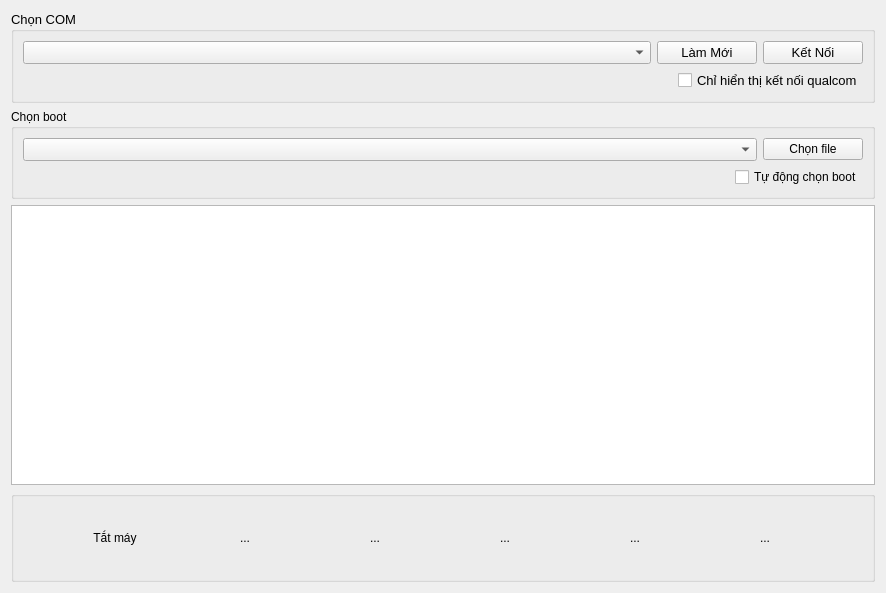
Qt form sourcecode/26MobileTool/QualComMobileWidget.ui (sauantao/AndroidMobileSolution) before a commit.
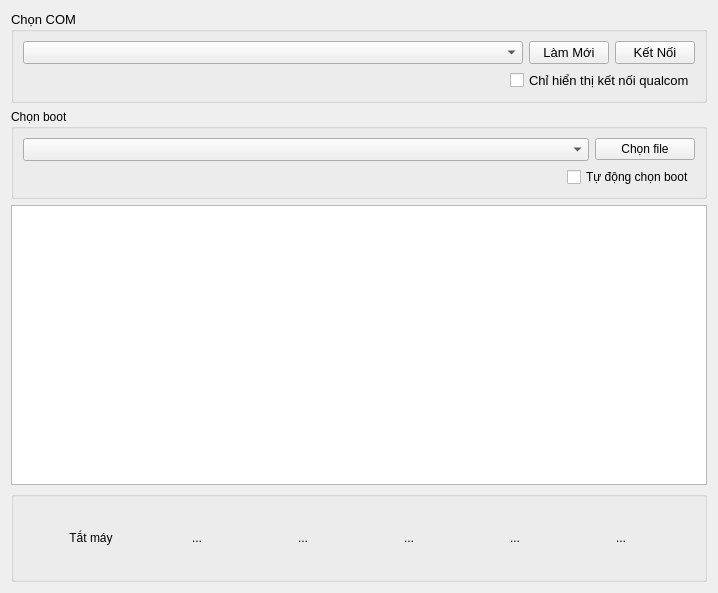
The same form after that commit. Icons and pictures are not drawn.

```diff
--- a/sourcecode/26MobileTool/QualComMobileWidget.ui
+++ b/sourcecode/26MobileTool/QualComMobileWidget.ui
@@ -6,7 +6,7 @@
    <rect>
     <x>0</x>
     <y>0</y>
-    <width>886</width>
+    <width>704</width>
     <height>593</height>
    </rect>
   </property>
```
Left out of the diff: 14 changed lines with no effect on the pictures.
